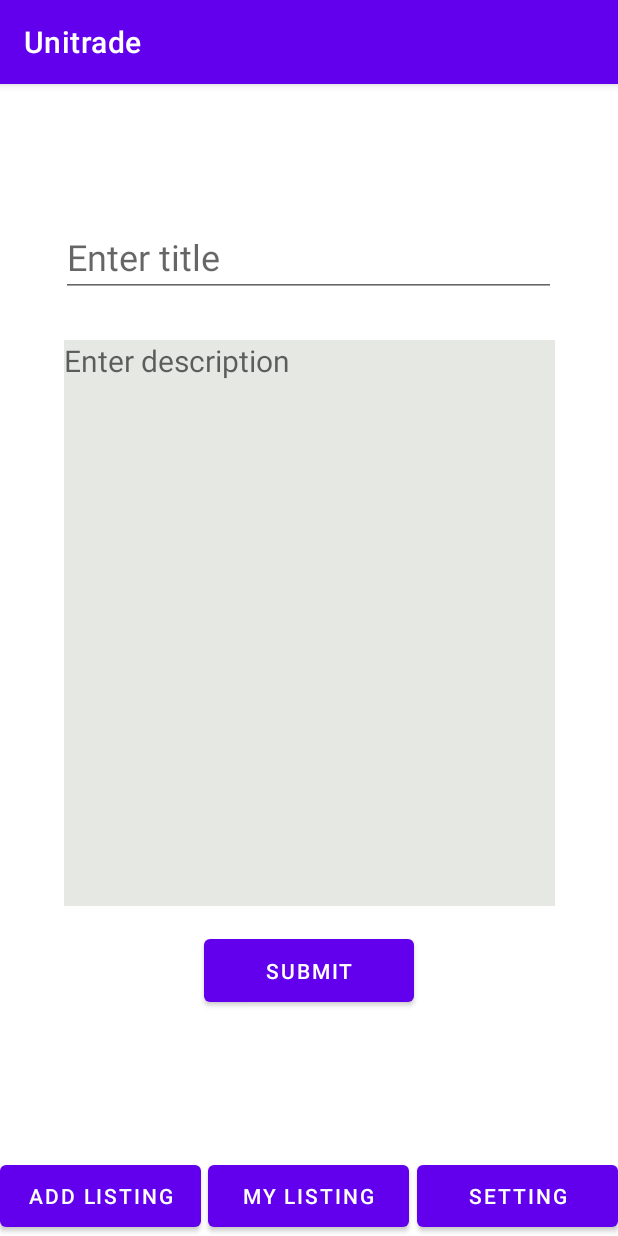
After one commit to TheGreatRandall/unitrade, an Android app: the fragment AddListingFragment placed in its activity, on a phone screen of 412 x 824 dp. The commit adds this screen. Run offline under Robolectric (Android 15) with nearby library versions, the phone set to English and light mode, and no system bars; our stand-ins replace Firebase (no records; nobody signed in at launch, a user with empty details on screens opened directly).

Commit message:
add listing

```diff
--- /dev/null
+++ b/app/src/main/java/com/osu/unitrade/AddListingFragment.java
@@ -0,0 +1,124 @@
+package com.osu.unitrade;
+
+import android.os.Bundle;
+
+import androidx.annotation.NonNull;
+import androidx.fragment.app.Fragment;
+
+import android.util.Log;
+import android.view.LayoutInflater;
+import android.view.View;
+import android.view.ViewGroup;
+import android.widget.Button;
+import android.widget.EditText;
+import android.widget.ProgressBar;
+import android.widget.Toast;
+
+import com.google.android.gms.tasks.OnCompleteListener;
+import com.google.android.gms.tasks.Task;
+import com.google.firebase.auth.FirebaseAuth;
+import com.google.firebase.auth.FirebaseUser;
+import com.google.firebase.database.DataSnapshot;
+import com.google.firebase.database.DatabaseError;
+import com.google.firebase.database.DatabaseReference;
+import com.google.firebase.database.FirebaseDatabase;
+import com.google.firebase.database.ValueEventListener;
+
+import java.util.HashMap;
+import java.util.Map;
+
+/**
+ * A simple {@link Fragment} subclass.
+ * Use the {@link AddListingFragment#newInstance} factory method to
+ * create an instance of this fragment.
+ */
+public class AddListingFragment extends Fragment {
+
+    private Button submit;
+    private EditText title;
+    private EditText description;
+    private FirebaseAuth mAuth;
+    private DatabaseReference mDatabase;
+
+    private FirebaseUser user;
+    private String userID;
+    private String nickname;
+
+    private ProgressBar progressBar;
+
+
+    public AddListingFragment() {
+        // Required empty public constructor
+    }
+
+    /**
+     * Use this factory method to create a new instance of
+     * this fragment using the provided parameters.
+     *
+     * @return A new instance of fragment ProfileFragment.
+     */
+    // TODO: Rename and change types and number of parameters
+    public static AddListingFragment newInstance(String nickname) {
+        AddListingFragment fragment = new AddListingFragment();
+        Bundle args = new Bundle();
+        args.putString("nickname", nickname);
+        fragment.setArguments(args);
+        return fragment;
+    }
+
+    @Override
+    public void onCreate(Bundle savedInstanceState) {
+        super.onCreate(savedInstanceState);
+        mDatabase = FirebaseDatabase.getInstance().getReference();
+        user = FirebaseAuth.getInstance().getCurrentUser();
+        userID = user.getUid();
+        mDatabase.child("Users").child(userID).addListenerForSingleValueEvent(new ValueEventListener() {
+            @Override
+            public void onDataChange(@NonNull DataSnapshot snapshot) {
+                User userProfile = snapshot.getValue(User.class);
+                if (userProfile != null) {
+                    nickname = userProfile.nickname;
+                }
+            }
+            @Override
+            public void onCancelled(@NonNull DatabaseError error) {
+                Toast.makeText(requireActivity(), "fail to get user", Toast.LENGTH_SHORT).show();
+            }
+        });
+    }
+
+    @Override
+    public View onCreateView(LayoutInflater inflater, ViewGroup container,
+                             Bundle savedInstanceState) {
+        // Inflate the layout for this fragment
+        Log.d("Lifecycle","------------profile fragment is onCreateView----------");
+
+        View rootView = inflater.inflate(R.layout.fragment_add_listing, container, false);
+        submit = rootView.findViewById(R.id.addListingSubmit);
+        title = rootView.findViewById(R.id.AddListingTitle);
+        description = rootView.findViewById(R.id.addListingDescription);
+        progressBar = rootView.findViewById(R.id.addListing_progressBar);
+        submit.setOnClickListener(new View.OnClickListener() {
+            @Override
+            public void onClick(View view) {
+                String key = mDatabase.child("Listings").push().getKey();
+                Listing listing = new Listing(userID, title.getText().toString(), description.getText().toString());
+                Map<String, Object> listingValues = listing.toMap();
+                Map<String, Object> childUpdates = new HashMap<>();
+                childUpdates.put("/Listings/" + key, listingValues);
+                childUpdates.put("/User-Listings/" + userID + "/" + key, listingValues);
+                mDatabase.updateChildren(childUpdates).addOnCompleteListener(new OnCompleteListener<Void>() {
+                    @Override
+                    public void onComplete(@NonNull Task<Void> task) {
+                        if (task.isSuccessful()) {
+                            Toast.makeText(requireActivity(), "added", Toast.LENGTH_SHORT).show();
+                        }else{
+                            Toast.makeText(requireActivity(), "failed", Toast.LENGTH_SHORT).show();
+                        }
+                    }
+                });
+            }
+        });
+        return rootView;
+    }
+}
--- a/app/src/main/java/com/osu/unitrade/HomeActivity.java
+++ b/app/src/main/java/com/osu/unitrade/HomeActivity.java
@@ -5,7 +5,6 @@ import androidx.appcompat.app.AppCompatActivity;
 
 import android.app.Fragment;
 import android.os.Bundle;
-import android.util.Log;
 import android.view.View;
 import android.widget.Button;
 import android.widget.Toast;
@@ -37,7 +36,7 @@ public class HomeActivity extends AppCompatActivity {
         super.onCreate(savedInstanceState);
         setContentView(R.layout.activity_home);
 
-        profile = (Button) findViewById(R.id.profile);
+        profile = (Button) findViewById(R.id.addListing);
 
         user = FirebaseAuth.getInstance().getCurrentUser();
         reference = FirebaseDatabase.getInstance().getReference("Users");
@@ -64,7 +63,7 @@ public class HomeActivity extends AppCompatActivity {
             public void onClick(View view) {
                 Bundle bundle = new Bundle();
                 bundle.putString("nickname", HomeActivity.this.nickname);
-                ProfileFragment fragment = new ProfileFragment();
+                AddListingFragment fragment = new AddListingFragment();
                 fragment.setArguments(bundle);
                 getSupportFragmentManager().beginTransaction().replace(R.id.container, fragment).commit();
             }
--- a/app/src/main/res/layout/activity_home.xml
+++ b/app/src/main/res/layout/activity_home.xml
@@ -7,10 +7,10 @@
     tools:context=".HomeActivity">
 
     <Button
-        android:id="@+id/profile"
+        android:id="@+id/addListing"
         android:layout_width="134dp"
         android:layout_height="53dp"
-        android:text="profile"
+        android:text="add listing"
         app:layout_constraintBottom_toBottomOf="parent"
         app:layout_constraintEnd_toStartOf="@+id/setting"
         app:layout_constraintHorizontal_bias="0.0"
@@ -26,7 +26,7 @@
         app:layout_constraintBottom_toBottomOf="parent"
         app:layout_constraintEnd_toStartOf="@+id/setting"
         app:layout_constraintHorizontal_bias="0.444"
-        app:layout_constraintStart_toEndOf="@+id/profile"
+        app:layout_constraintStart_toEndOf="@+id/addListing"
         app:layout_constraintTop_toTopOf="parent"
         app:layout_constraintVertical_bias="1.0" />
 
--- /dev/null
+++ b/app/src/main/res/layout/fragment_add_listing.xml
@@ -0,0 +1,63 @@
+<?xml version="1.0" encoding="utf-8"?>
+<androidx.constraintlayout.widget.ConstraintLayout xmlns:android="http://schemas.android.com/apk/res/android"
+    xmlns:app="http://schemas.android.com/apk/res-auto"
+    xmlns:tools="http://schemas.android.com/tools"
+    android:layout_width="match_parent"
+    android:layout_height="match_parent"
+    android:background="@color/white"
+    tools:context=".AddListingFragment">
+
+    <Button
+        android:id="@+id/addListingSubmit"
+        android:layout_width="140dp"
+        android:layout_height="54dp"
+        android:text="Submit"
+        app:layout_constraintBottom_toBottomOf="parent"
+        app:layout_constraintEnd_toEndOf="parent"
+        app:layout_constraintStart_toStartOf="parent"
+        app:layout_constraintTop_toTopOf="parent"
+        app:layout_constraintVertical_bias="0.871" />
+
+    <EditText
+        android:id="@+id/AddListingTitle"
+        android:layout_width="330dp"
+        android:layout_height="50dp"
+        android:ems="10"
+        android:hint="Enter title"
+        android:inputType="textPersonName"
+        android:textSize="24sp"
+        app:layout_constraintBottom_toBottomOf="parent"
+        app:layout_constraintEnd_toEndOf="parent"
+        app:layout_constraintHorizontal_bias="0.493"
+        app:layout_constraintStart_toStartOf="parent"
+        app:layout_constraintTop_toTopOf="parent"
+        app:layout_constraintVertical_bias="0.099" />
+
+    <EditText
+        android:id="@+id/addListingDescription"
+        android:layout_width="327dp"
+        android:layout_height="377dp"
+        android:background="#E6E8E4"
+        android:ems="10"
+        android:gravity="start|top"
+        android:hint="Enter description"
+        android:inputType="textMultiLine"
+        android:textSize="20sp"
+        app:layout_constraintBottom_toBottomOf="parent"
+        app:layout_constraintEnd_toEndOf="parent"
+        app:layout_constraintStart_toStartOf="parent"
+        app:layout_constraintTop_toBottomOf="@+id/AddListingTitle"
+        app:layout_constraintVertical_bias="0.16" />
+
+    <ProgressBar
+        android:id="@+id/addListing_progressBar"
+        style="?android:attr/progressBarStyle"
+        android:layout_width="wrap_content"
+        android:layout_height="wrap_content"
+        android:visibility="invisible"
+        app:layout_constraintBottom_toBottomOf="parent"
+        app:layout_constraintEnd_toEndOf="parent"
+        app:layout_constraintStart_toStartOf="parent"
+        app:layout_constraintTop_toTopOf="parent" />
+
+</androidx.constraintlayout.widget.ConstraintLayout>
```
Also changed, not shown: app/src/main/java/com/osu/unitrade/Listing.java (+9 -0 lines), app/src/main/java/com/osu/unitrade/ProfileFragment.java (deleted, +0 -98 lines), app/src/main/res/layout/fragment_profile.xml (deleted, +0 -18 lines).
